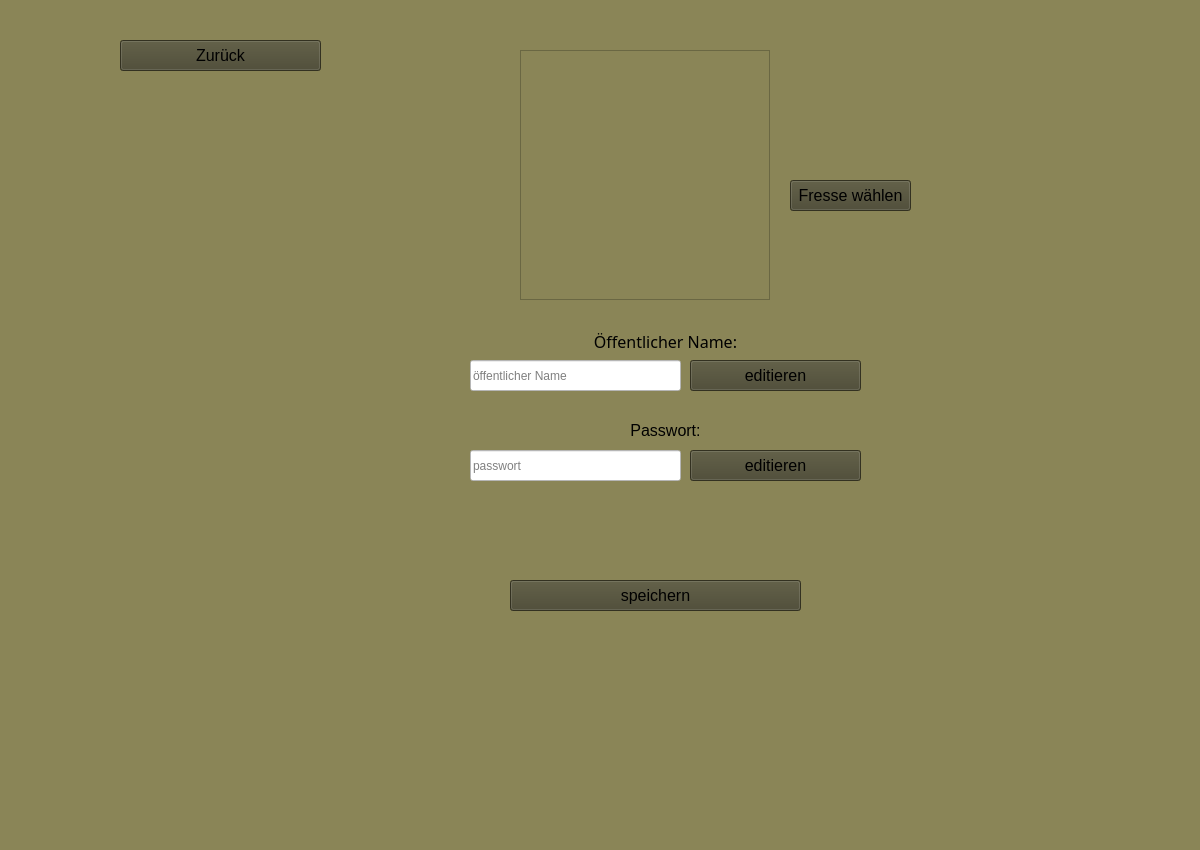
DeRocketman/paf-group-f_eTanks, file client_python/gui_prototype/ProfilView.ui: the form before one commit.
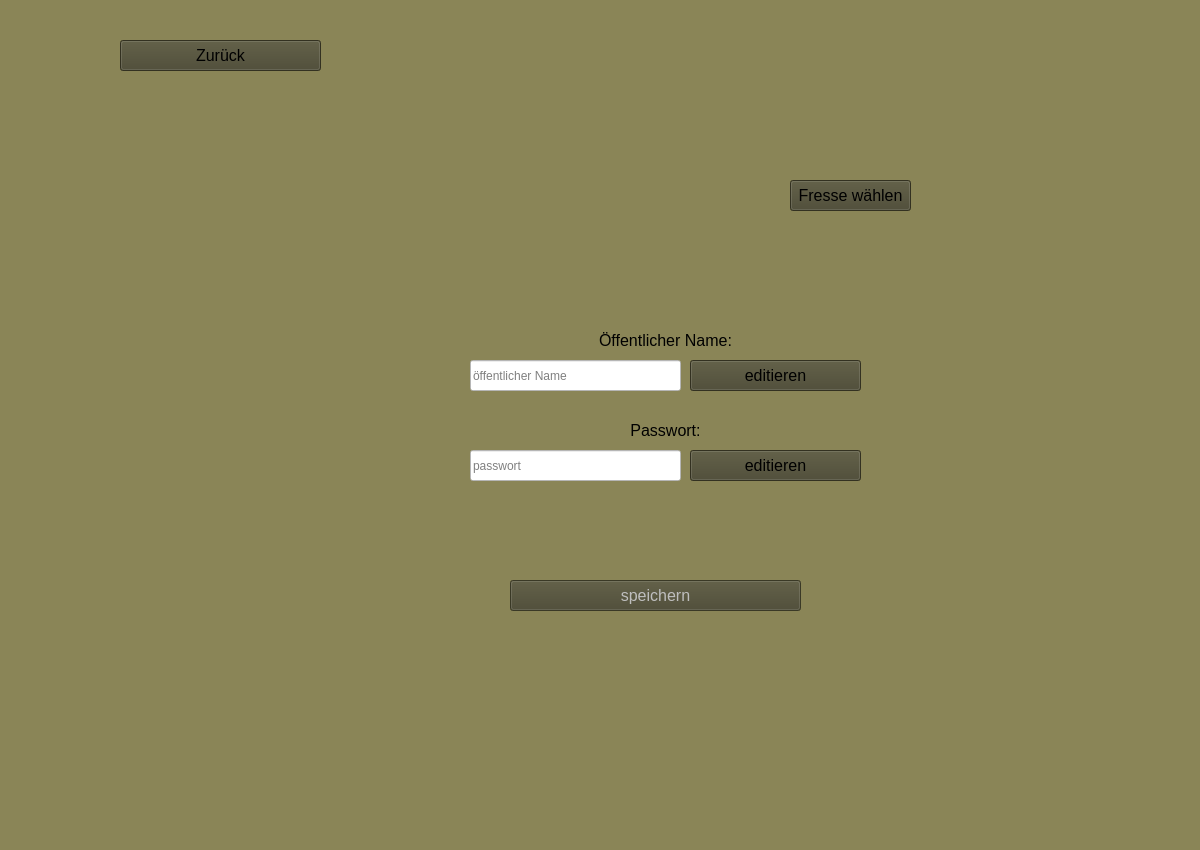
The form after the commit. Icons and pictures are not drawn.

Patch:
```diff
--- a/client_python/gui_prototype/ProfilView.ui
+++ b/client_python/gui_prototype/ProfilView.ui
@@ -153,16 +153,6 @@
     <string>passwort</string>
    </property>
   </widget>
-  <widget class="QGraphicsView" name="userImageView">
-   <property name="geometry">
-    <rect>
-     <x>520</x>
-     <y>50</y>
-     <width>250</width>
-     <height>250</height>
-    </rect>
-   </property>
-  </widget>
   <widget class="QPushButton" name="selectUserImageBtn">
    <property name="geometry">
     <rect>
@@ -200,6 +190,9 @@
    </property>
   </widget>
   <widget class="QPushButton" name="changePasswordButton_2">
+   <property name="enabled">
+    <bool>false</bool>
+   </property>
    <property name="geometry">
     <rect>
      <x>510</x>
@@ -221,11 +214,8 @@
    </property>
    <property name="styleSheet">
     <string notr="true">background-color: #47452E;
-     text-fill:#111111;
-     border-color: #111111;
-     border-width: 2;
-     pref-width:200;
-     pref-height: 30;
+border-color: #111111;
+
 </string>
    </property>
    <property name="text">
@@ -246,7 +236,6 @@
    </property>
    <property name="font">
     <font>
-     <family>Stencil</family>
      <pointsize>12</pointsize>
     </font>
    </property>
@@ -272,6 +261,23 @@
     <string>&lt;html&gt;&lt;head/&gt;&lt;body&gt;&lt;p align=&quot;center&quot;&gt;Passwort:&lt;/p&gt;&lt;/body&gt;&lt;/html&gt;</string>
    </property>
   </widget>
+  <widget class="QLabel" name="userImage">
+   <property name="geometry">
+    <rect>
+     <x>530</x>
+     <y>70</y>
+     <width>250</width>
+     <height>250</height>
+    </rect>
+   </property>
+   <property name="styleSheet">
+    <string notr="true">border-image: url(:/userImage/default-user-image.png) 0 0 0 0 stretch stretch;
+</string>
+   </property>
+   <property name="text">
+    <string/>
+   </property>
+  </widget>
  </widget>
  <resources/>
  <connections/>
```
Left out of the diff: 39 changed lines with no effect on the pictures.
